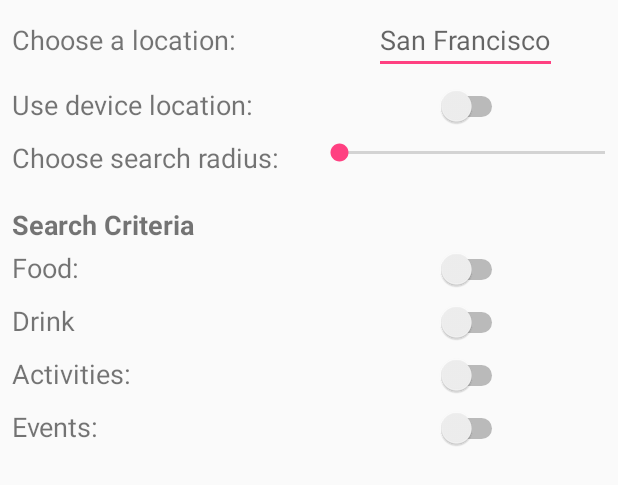
After one commit to blakepolidore/Project-4, an Android app: the layout navigation_body.xml on its own in the app's theme, with its tools: preview values and no code run, on a phone screen of 412 x 824 dp. The commit adds this screen. Shown: the top 485 px of the screen. Run offline under Robolectric (Android 15) with nearby library versions, the light colour scheme and no system bars.

Commit message:
made xml for navigation options

```diff
--- a/Project4/app/src/main/res/layout/activity_main2.xml
+++ b/Project4/app/src/main/res/layout/activity_main2.xml
@@ -20,7 +20,16 @@
         android:layout_gravity="start"
         android:fitsSystemWindows="true"
         app:headerLayout="@layout/nav_header_main2"
-        app:menu="@menu/activity_main2_drawer" />
+        app:menu="@menu/activity_main2_drawer" >
+
+        <include
+            layout="@layout/navigation_body"
+            android:layout_marginTop="180dp"
+            android:layout_marginLeft="20dp"
+            android:layout_width="wrap_content"
+            android:layout_height="match_parent"></include>
+
+        </android.support.design.widget.NavigationView>
 
 
 </android.support.v4.widget.DrawerLayout>
--- a/Project4/app/src/main/res/layout/app_bar_main2.xml
+++ b/Project4/app/src/main/res/layout/app_bar_main2.xml
@@ -13,22 +13,16 @@
         android:theme="@style/AppTheme.AppBarOverlay">
 
         <android.support.v7.widget.Toolbar
-            android:id="@+id/toolbar"
+            android:id="@+id/main_activity_toolbar"
             android:layout_width="match_parent"
             android:layout_height="?attr/actionBarSize"
             android:background="?attr/colorPrimary"
-            app:popupTheme="@style/AppTheme.PopupOverlay" />
+            android:elevation="4dp"
+            android:theme="@style/ThemeOverlay.AppCompat.ActionBar"
+            app:popupTheme="@style/ThemeOverlay.AppCompat.Light"/>
 
     </android.support.design.widget.AppBarLayout>
 
     <include layout="@layout/content_main2" />
 
-    <android.support.design.widget.FloatingActionButton
-        android:id="@+id/fab"
-        android:layout_width="wrap_content"
-        android:layout_height="wrap_content"
-        android:layout_gravity="bottom|end"
-        android:layout_margin="@dimen/fab_margin"
-        android:src="@android:drawable/ic_dialog_email" />
-
 </android.support.design.widget.CoordinatorLayout>
--- a/Project4/app/src/main/res/layout/content_main2.xml
+++ b/Project4/app/src/main/res/layout/content_main2.xml
@@ -1,15 +1,17 @@
 <?xml version="1.0" encoding="utf-8"?>
-<RelativeLayout xmlns:android="http://schemas.android.com/apk/res/android"
+<merge
+    xmlns:android="http://schemas.android.com/apk/res/android"
     xmlns:app="http://schemas.android.com/apk/res-auto"
-    xmlns:tools="http://schemas.android.com/tools"
-    android:layout_width="match_parent"
-    android:layout_height="match_parent"
-    android:paddingBottom="@dimen/activity_vertical_margin"
-    android:paddingLeft="@dimen/activity_horizontal_margin"
-    android:paddingRight="@dimen/activity_horizontal_margin"
-    android:paddingTop="@dimen/activity_vertical_margin"
-    app:layout_behavior="@string/appbar_scrolling_view_behavior"
-    tools:context="blake.com.project4.Main2Activity"
-    tools:showIn="@layout/app_bar_main2">
+    xmlns:tools="http://schemas.android.com/tools" >
 
-</RelativeLayout>
+    <blake.com.project4.swipefling.SwipeFlingAdapterView
+        android:id="@+id/frame"
+        android:background="#ffeee9e2"
+        android:layout_width="match_parent"
+        android:layout_height="match_parent"
+        app:rotation_degrees="15.5"
+        tools:context=".MyActivity" />
+
+    <include layout="@layout/buttons" />
+
+</merge>
--- /dev/null
+++ b/Project4/app/src/main/res/layout/navigation_body.xml
@@ -0,0 +1,170 @@
+<?xml version="1.0" encoding="utf-8"?>
+<ScrollView xmlns:android="http://schemas.android.com/apk/res/android"
+    android:orientation="vertical" android:layout_width="match_parent"
+    android:layout_height="match_parent">
+
+    <TableLayout
+        android:orientation="vertical"
+        android:layout_width="match_parent"
+        android:layout_height="wrap_content"
+        android:stretchColumns="0,1">
+
+        <TableRow
+            android:layout_margin="4dp">
+
+            <TextView
+                android:layout_width="wrap_content"
+                android:layout_height="wrap_content"
+                android:text="Choose a location:"
+                android:textSize="18sp"
+                android:layout_column="0"
+                android:layout_marginLeft="4dp"
+                android:layout_gravity="center_vertical"/>
+
+            <EditText
+                android:id="@+id/location_editText"
+                android:layout_width="match_parent"
+                android:layout_height="wrap_content"
+                android:hint="San Francisco"
+                android:layout_column="1"
+                android:layout_gravity="center"/>
+        </TableRow>
+
+        <TableRow
+            android:layout_margin="4dp">
+
+            <TextView
+                android:layout_width="wrap_content"
+                android:layout_height="wrap_content"
+                android:text="Use device location:"
+                android:textSize="18sp"
+                android:layout_column="0"
+                android:layout_marginLeft="4dp"
+                android:layout_gravity="start"/>
+
+            <Switch
+                android:id="@+id/phone_location_switch"
+                android:layout_width="wrap_content"
+                android:layout_height="wrap_content"
+                android:layout_column="1"
+                android:layout_gravity="center"/>
+        </TableRow>
+
+        <TableRow
+            android:layout_margin="4dp">
+
+            <TextView
+                android:layout_width="wrap_content"
+                android:layout_height="wrap_content"
+                android:text="Choose search radius:"
+                android:layout_marginLeft="4dp"
+                android:textSize="18sp"
+                android:layout_column="0"
+                android:layout_gravity="start"/>
+
+            <SeekBar
+                android:id="@+id/search_radius_seekbar"
+                android:layout_width="190dp"
+                android:layout_height="wrap_content"
+                android:layout_column="1"
+                />
+        </TableRow>
+
+        <TableRow
+            android:layout_marginLeft="4dp"
+            android:layout_marginTop="16dp">
+
+            <TextView
+                android:layout_width="wrap_content"
+                android:layout_height="wrap_content"
+                android:text="Search Criteria"
+                android:layout_marginLeft="4dp"
+                android:textSize="18sp"
+                android:layout_column="0"
+                android:layout_gravity="start"
+                android:textStyle="bold"/>
+        </TableRow>
+
+        <TableRow
+            android:layout_margin="4dp">
+
+            <TextView
+                android:layout_width="wrap_content"
+                android:layout_height="wrap_content"
+                android:text="Food:"
+                android:textSize="18sp"
+                android:layout_column="0"
+                android:layout_marginLeft="4dp"
+                android:layout_gravity="start"/>
+
+            <Switch
+                android:id="@+id/food_search_switch"
+                android:layout_width="wrap_content"
+                android:layout_height="wrap_content"
+                android:layout_column="1"
+                android:layout_gravity="center"/>
+        </TableRow>
+
+        <TableRow
+            android:layout_margin="4dp">
+
+            <TextView
+                android:layout_width="wrap_content"
+                android:layout_height="wrap_content"
+                android:text="Drink"
+                android:textSize="18sp"
+                android:layout_column="0"
+                android:layout_marginLeft="4dp"
+                android:layout_gravity="start"/>
+
+            <Switch
+                android:id="@+id/drink_search_switch"
+                android:layout_width="wrap_content"
+                android:layout_height="wrap_content"
+                android:layout_column="1"
+                android:layout_gravity="center"/>
+        </TableRow>
+
+        <TableRow
+            android:layout_margin="4dp">
+
+            <TextView
+                android:layout_width="wrap_content"
+                android:layout_height="wrap_content"
+                android:text="Activities:"
+                android:textSize="18sp"
+                android:layout_column="0"
+                android:layout_marginLeft="4dp"
+                android:layout_gravity="start"/>
+
+            <Switch
+                android:id="@+id/activities_search_switch"
+                android:layout_width="wrap_content"
+                android:layout_height="wrap_content"
+                android:layout_column="1"
+                android:layout_gravity="center"/>
+        </TableRow>
+
+        <TableRow
+            android:layout_margin="4dp">
+
+            <TextView
+                android:layout_width="wrap_content"
+                android:layout_height="wrap_content"
+                android:text="Events:"
+                android:textSize="18sp"
+                android:layout_column="0"
+                android:layout_marginLeft="4dp"
+                android:layout_gravity="start"/>
+
+            <Switch
+                android:id="@+id/events_search_switch"
+                android:layout_width="wrap_content"
+                android:layout_height="wrap_content"
+                android:layout_column="1"
+                android:layout_gravity="center"/>
+        </TableRow>
+
+    </TableLayout>
+
+</ScrollView>
```
